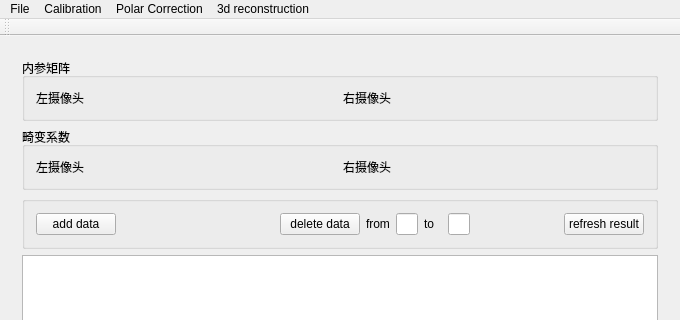
cooljiansir/3dreconstruction, file mainwindow.ui: the form before one commit; both pictures show x 0 to 680 and y 0 to 320 of the 680 by 475 pixel window.
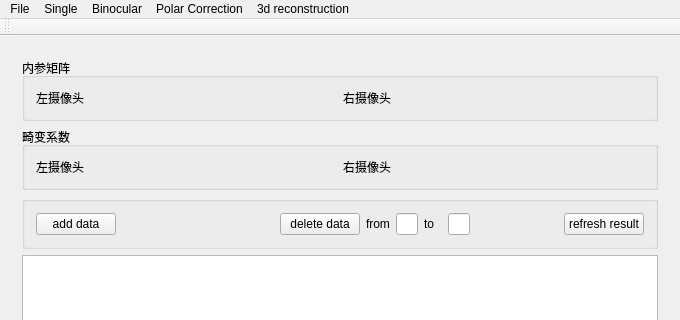
The form after the commit. Icons and pictures are not drawn.

Diff of the .ui file:
```diff
--- a/mainwindow.ui
+++ b/mainwindow.ui
@@ -187,7 +187,7 @@
    </widget>
    <widget class="QMenu" name="menuCalibration">
     <property name="title">
-     <string>Calibration</string>
+     <string>Single</string>
     </property>
     <addaction name="actionTake_Photoes"/>
     <addaction name="actionSigalCamera"/>
@@ -205,8 +205,16 @@
     </property>
     <addaction name="action3D_reconstruction"/>
    </widget>
+   <widget class="QMenu" name="menuBinocular">
+    <property name="title">
+     <string>Binocular</string>
+    </property>
+    <addaction name="actionTake_Photoes_2"/>
+    <addaction name="actionDual"/>
+   </widget>
    <addaction name="menuFile"/>
    <addaction name="menuCalibration"/>
+   <addaction name="menuBinocular"/>
    <addaction name="menuPolar"/>
    <addaction name="menu3d_recongnition"/>
   </widget>
```
Left out of the diff: 10 changed lines with no effect on the pictures.
